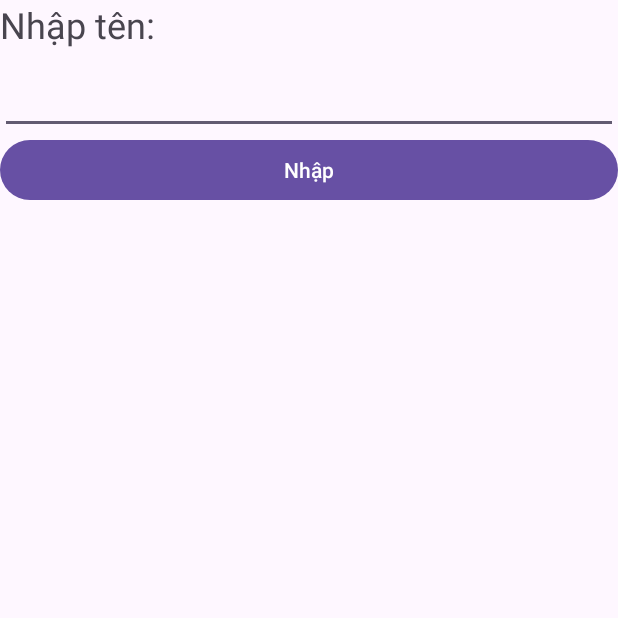
After one commit to CatalizCS/Mobile-Application-Development, an Android app: the AdvancedListViewActivity screen opened directly, with no data from a screen before it, on a phone screen of 412 x 824 dp, the top half of it. The commit adds this screen. Run offline under Robolectric (Android 15) with nearby library versions, the phone set to English and light mode, and no system bars.

Commit message:
Buổi 2 bài 12: Advanced ListView

```diff
--- a/app/src/main/AndroidManifest.xml
+++ b/app/src/main/AndroidManifest.xml
@@ -12,6 +12,9 @@
 		android:supportsRtl="true"
 		android:theme="@style/Theme.Android"
 		tools:targetApi="31">
+		<activity
+			android:name=".AdvancedListViewActivity"
+			android:exported="false" />
 		<activity
 			android:name=".ListViewActivity"
 			android:exported="false" />
--- /dev/null
+++ b/app/src/main/java/com/tama/android/AdvancedListViewActivity.java
@@ -0,0 +1,53 @@
+package com.tama.android;
+
+import androidx.appcompat.app.AppCompatActivity;
+
+import android.os.Bundle;
+import android.view.View;
+import android.widget.ArrayAdapter;
+import android.widget.EditText;
+import android.widget.ListView;
+
+import java.util.ArrayList;
+
+public class AdvancedListViewActivity extends AppCompatActivity implements View.OnClickListener {
+
+    private ArrayList<String> arrayList;
+    private ArrayAdapter<String> adapter;
+
+    @Override
+    protected void onCreate(Bundle savedInstanceState) {
+        super.onCreate(savedInstanceState);
+        setContentView(R.layout.advanced_listview_layout);
+
+        arrayList = new ArrayList<>();
+        adapter = new ArrayAdapter<>(this, android.R.layout.simple_list_item_1, arrayList);
+
+        // Set the adapter to the listview
+        ListView listView = findViewById(R.id.listView);
+        listView.setAdapter(adapter);
+
+        listView.setOnItemClickListener((parent, view, position, id) -> {
+            String itemValue = (String) listView.getItemAtPosition(position);
+            // Display the item value in a toast
+            android.widget.Toast.makeText(getApplicationContext(), "Position: " + position + " Item Clicked: " + itemValue, android.widget.Toast.LENGTH_SHORT).show();
+        });
+
+        findViewById(R.id.btnSubmit).setOnClickListener(this);
+    }
+
+    @Override
+    public void onClick(View v) {
+        if (v.getId() == R.id.btnSubmit) {
+//            get the data from the edittext and display it in the listview
+            EditText etName = findViewById(R.id.usernameInput);
+            String name = etName.getText().toString();
+
+            if (!name.isEmpty()) {
+                arrayList.add(name);
+                adapter.notifyDataSetChanged();
+                etName.setText("");
+            }
+        }
+    }
+}
--- a/app/src/main/java/com/tama/android/LoginActivity.java
+++ b/app/src/main/java/com/tama/android/LoginActivity.java
@@ -89,4 +89,8 @@ public class LoginActivity extends Activity implements View.OnClickListener {
     public void TestListView(View view) {
         startActivity(new android.content.Intent(this, ListViewActivity.class));
     }
+
+    public void TestAdvancedListView(View view) {
+        startActivity(new android.content.Intent(this, AdvancedListViewActivity.class));
+    }
 }
--- /dev/null
+++ b/app/src/main/res/layout/advanced_listview_layout.xml
@@ -0,0 +1,46 @@
+<?xml version="1.0" encoding="utf-8"?>
+<androidx.constraintlayout.widget.ConstraintLayout xmlns:android="http://schemas.android.com/apk/res/android"
+	xmlns:app="http://schemas.android.com/apk/res-auto"
+	xmlns:tools="http://schemas.android.com/tools"
+	android:layout_width="match_parent"
+	android:layout_height="match_parent"
+	tools:context=".AdvancedListViewActivity">
+
+	<LinearLayout
+		android:layout_width="match_parent"
+		android:layout_height="match_parent"
+		android:orientation="vertical"
+		tools:layout_editor_absoluteX="0dp"
+		tools:layout_editor_absoluteY="4dp">
+
+		<TextView
+			android:id="@+id/username"
+			android:layout_width="wrap_content"
+			android:layout_height="wrap_content"
+			android:paddingRight="10dp"
+			android:text="Nhập tên: "
+			android:textSize="24sp" />
+
+		<EditText
+			android:id="@+id/usernameInput"
+			android:layout_width="match_parent"
+			android:layout_height="wrap_content"
+			android:ems="10"
+			android:inputType="text"
+			android:padding="16dp" />
+
+		<Button
+			android:id="@+id/btnSubmit"
+			android:layout_width="match_parent"
+			android:layout_height="wrap_content"
+			android:padding="10sp"
+			android:text="Nhập" />
+
+		<ListView
+			android:id="@+id/listView"
+			android:layout_width="match_parent"
+			android:layout_height="wrap_content" />
+
+	</LinearLayout>
+
+</androidx.constraintlayout.widget.ConstraintLayout>
--- a/app/src/main/res/values/strings.xml
+++ b/app/src/main/res/values/strings.xml
@@ -11,7 +11,7 @@
 	<string name="already_have_an_account_login">Already have an account? Login</string>
 	<string name="full_name">Full Name</string>
 	<string name="email">Email</string>
-<!--	string array -->
+	<!--	string array -->
 	<string-array name="countries_array">
 		<item>India</item>
 		<item>USA</item>
```
Also changed, not shown: app/src/main/res/layout/login_linear_layout.xml (+8 -0 lines).
